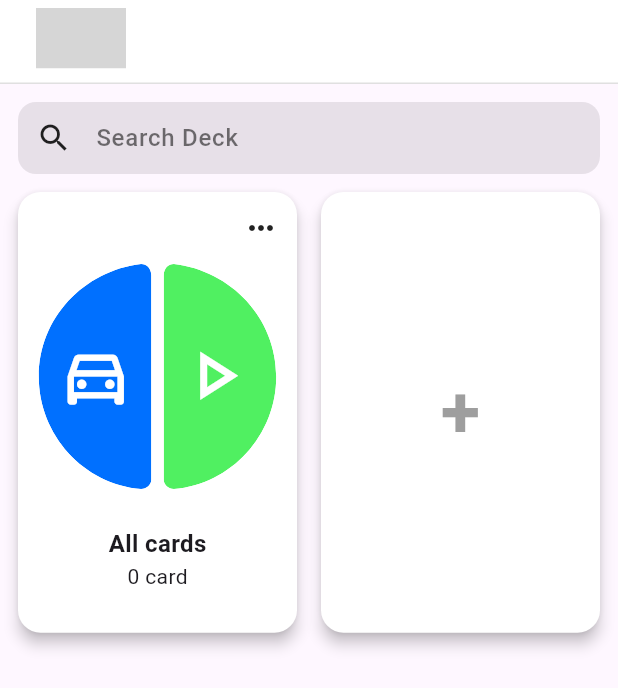
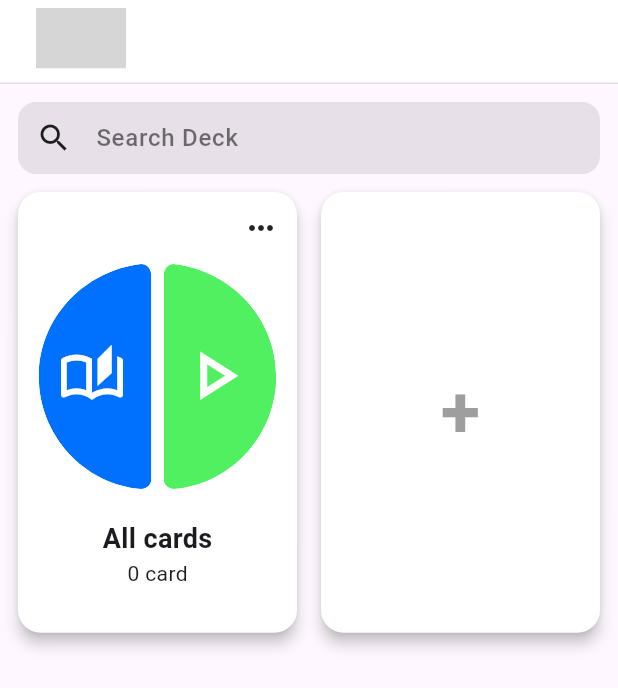
Before and after one commit to SymeonD/Lexiflip, a Flutter app: the LanguageDecksPage screen opened directly with empty values, on a phone screen of 412 x 824 dp. Shown: the top 688 px of the screen. Run offline on Flutter 3.47's test engine with Material 3 defaults, Android fonts, the phone set to English and light mode, and no system bars; our stand-ins replace confetti, connectivity_plus, flutter_card_swiper, flutter_svg, flutter_tts, logger and 2 more; missing offline and left inert: app_settings, canopas_country_picker, country_flags, google_mlkit_translation; accounts and stored records are empty; grey boxes are pictures that could not be loaded.

```diff
--- a/lib/ui/language_deck_view.dart
+++ b/lib/ui/language_deck_view.dart
@@ -101,9 +101,12 @@ class _LanguageDeckViewState extends State<LanguageDeckView> {
                             context: context,
                             builder: (BuildContext context) {
                               return AlertDialog(
-                                title: const Text("Delete deck"),
+                                title: const Text("Delete deck",
+                                    style: TextStyle(
+                                        color: Colors.black,
+                                        fontWeight: FontWeight.bold)),
                                 content: const Text(
-                                    "Are you sure you want to delete this deck?"),
+                                    "This deck contains cards, are you sure you want to delete it ?"),
                                 actions: [
                                   TextButton(
                                     onPressed: () {
@@ -119,7 +122,8 @@ class _LanguageDeckViewState extends State<LanguageDeckView> {
                                       widget.onDelete();
                                       Navigator.of(context).pop();
                                     },
-                                    child: const Text("Delete"),
+                                    child: const Text("Delete",
+                                        style: TextStyle(color: Colors.red)),
                                   ),
                                 ],
                               );
@@ -224,12 +228,10 @@ class _LanguageDeckViewState extends State<LanguageDeckView> {
                                 width: 75,
                               ),
                               Positioned(
-                                top: 50,
+                                top: 53,
                                 left: 13,
-                                child: Icon(
-                                    Icons.directions_car_filled_outlined,
-                                    color: Colors.white,
-                                    size: 50),
+                                child: Icon(Icons.auto_stories_outlined,
+                                    color: Colors.white, size: 45),
                               ),
                             ]),
                           ),
@@ -278,10 +280,10 @@ class _LanguageDeckViewState extends State<LanguageDeckView> {
                   ],
                 ),
               ),
-              const SizedBox(height: 25), // Add space between the row and text
+              const SizedBox(height: 20), // Add space between the row and text
               Text(widget.languageDeck.languageDeckName,
                   style: const TextStyle(
-                      fontSize: 16, fontWeight: FontWeight.bold)),
+                      fontSize: 18, fontWeight: FontWeight.bold)),
               Text("$_deckCardCount card${_deckCardCount > 1 ? "s" : ""}"),
             ],
           ),
```
Also changed, not shown: lib/pages/play_page.dart (+5 -8 lines).
